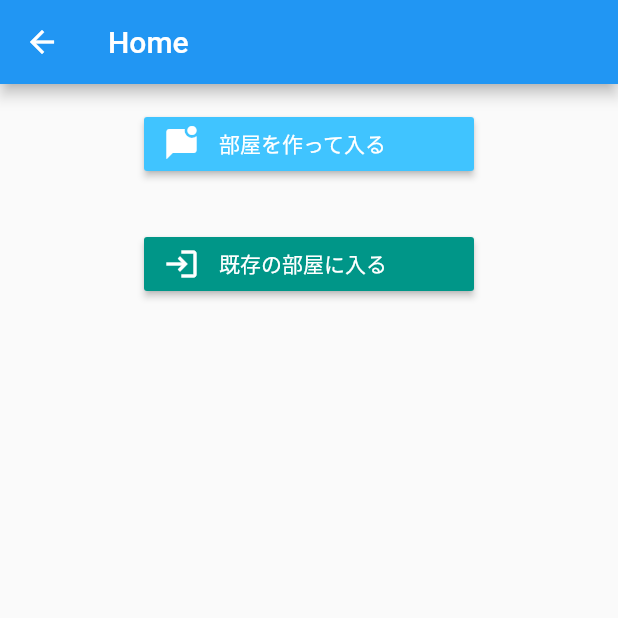
After one commit to seiyaaaMk2/flutter_chat, a Flutter app: the screen it shows after launch, after a tap on "ログインなしでホーム画面へ(検証用)", on a phone screen of 412 x 824 dp, the top half of it. The commit adds this screen. Run offline on Flutter 3.47's test engine with Material 2 defaults, Android fonts, the phone set to English and light mode, and no system bars; our stand-ins replace cloud_firestore, firebase_auth, firebase_core, flutter_signin_button; accounts and stored records are empty; network calls fail.

Commit message:
feat: Home画面を追加
■内容
・Home画面を追加
・ランダムな4桁のIDを生成してチャットルームを作るように修正
・既存の部屋に入る画面を追加
・検証用ボタンの追加(userがnullだとエラーになるので注意)

```diff
--- a/lib/main.dart
+++ b/lib/main.dart
@@ -5,6 +5,8 @@ import 'package:firebase_core/firebase_core.dart';
 import './screen/welcome_page.dart';
 import './screen/signin_page.dart';
 import './screen/register_page.dart';
+import './screen/home_page.dart';
+import './screen/enter_room_page.dart';
 import './screen/chat_page.dart';
 
 void main() async {
@@ -23,6 +25,8 @@ class MyApp extends StatelessWidget {
         WelcomePage.id: (context) => WelcomePage(),
         RegisterPage.id: (context) => RegisterPage(),
         SignInPage.id: (context) => SignInPage(),
+        HomePage.id: (context) => HomePage(),
+        EnterRoomPage.id: (context) => EnterRoomPage(),
         ChatPage.id: (context) => ChatPage(),
       },
     );
--- /dev/null
+++ b/lib/model/chat_room_manager.dart
@@ -0,0 +1,20 @@
+
+class ChatRoomManager
+{
+  ChatRoomManager._privateConstructor();
+
+  static final ChatRoomManager _instance = ChatRoomManager._privateConstructor();
+
+  factory ChatRoomManager() {
+    return _instance;
+  }
+
+  String _roomID = "0000";
+
+  String get roomID => _roomID;
+
+  set roomID(String s){
+    _roomID = s;
+  }
+
+}
--- /dev/null
+++ b/lib/screen/home_page.dart
@@ -0,0 +1,79 @@
+import 'package:flutter/material.dart';
+import 'package:flutter_chat/model/chat_room_manager.dart';
+import 'dart:math';
+import 'package:intl/intl.dart';
+
+import 'package:flutter_chat/screen/chat_page.dart';
+import 'package:cloud_firestore/cloud_firestore.dart';
+import 'package:firebase_auth/firebase_auth.dart';
+import 'package:flutter_chat/screen/enter_room_page.dart';
+import 'package:flutter_chat/screen/view/scaffold_snackbar.dart';
+import 'package:flutter_signin_button/button_builder.dart';
+
+final _db = FirebaseFirestore.instance;
+
+class HomePage extends StatefulWidget {
+  static const String id = 'home_page';
+  final String title = 'Home';
+
+  @override
+  _HomePageState createState() => _HomePageState();
+}
+
+class _HomePageState extends State<HomePage> {
+
+  @override
+  Widget build(BuildContext context) {
+    return Scaffold(
+      appBar: AppBar(
+        title: Text(widget.title),
+      ),
+      body: Column(
+        crossAxisAlignment: CrossAxisAlignment.start,
+        children: <Widget>[
+          Container(
+            child: SignInButtonBuilder(
+              icon: Icons.mark_chat_unread_rounded,
+              backgroundColor: Colors.lightBlueAccent,
+              text: '部屋を作って入る',
+              onPressed: () {
+                _createRoomWithNewRoomID();
+              },
+            ),
+            padding: const EdgeInsets.all(16),
+            alignment: Alignment.center,
+          ),
+          Container(
+            child: SignInButtonBuilder(
+              icon: Icons.login,
+              backgroundColor: Colors.teal,
+              text: '既存の部屋に入る',
+              onPressed: () => Navigator.pushNamed(context, EnterRoomPage.id),
+            ),
+            padding: const EdgeInsets.all(16),
+            alignment: Alignment.center,
+          ),
+        ],
+      ),
+    );
+  }
+
+  String createRandomIDString() {
+    var rand = new Random();
+    int num = (rand.nextDouble() * 10000).toInt();
+    return num.toString().padLeft(4, "0");
+  }
+
+  Future<void> _createRoomWithNewRoomID() async {
+    var randomRoomID = createRandomIDString();
+    DocumentSnapshot<Map<String, dynamic>>? snap = await _db.collection('rooms').doc(randomRoomID).get().then((DocumentSnapshot<Map<String, dynamic>> value) async {
+      if (value.exists) {
+        _createRoomWithNewRoomID();
+      } else {
+        ChatRoomManager().roomID = randomRoomID;
+        ScaffoldSnackbar.of(context).show('ID:${ChatRoomManager().roomID} のチャットルームを作成しました');
+        Navigator.pushNamed(context, ChatPage.id);
+      }
+    });
+  }
+}
--- a/lib/screen/signin_page.dart
+++ b/lib/screen/signin_page.dart
@@ -6,7 +6,7 @@
 import 'package:flutter/material.dart';
 import 'package:flutter_chat/screen/view/scaffold_snackbar.dart';
 import 'package:firebase_auth/firebase_auth.dart';
-import 'package:flutter_chat/screen/chat_page.dart';
+import 'package:flutter_chat/screen/home_page.dart';
 import 'package:flutter_signin_button/flutter_signin_button.dart';
 
 final FirebaseAuth _auth = FirebaseAuth.instance;
@@ -367,7 +367,7 @@ class _EmailPasswordFormState extends State<_EmailPasswordForm> {
           .user!;
       ScaffoldSnackbar.of(context).show('${user.email} でサインインしました');
       if (user != null) {
-        Navigator.pushNamed(context, ChatPage.id);
+        Navigator.pushNamed(context, HomePage.id);
       }
     } catch (e) {
       ScaffoldSnackbar.of(context)
--- a/lib/screen/welcome_page.dart
+++ b/lib/screen/welcome_page.dart
@@ -1,4 +1,5 @@
 import 'package:flutter/material.dart';
+import 'package:flutter_chat/screen/home_page.dart';
 import 'package:flutter_chat/screen/register_page.dart';
 import 'package:flutter_chat/screen/signin_page.dart';
 import 'package:flutter_signin_button/button_builder.dart';
@@ -35,10 +36,19 @@ class WelcomePage extends StatelessWidget {
             ),
             padding: const EdgeInsets.all(16),
             alignment: Alignment.center,
+          ),
+          Container(
+            child: ElevatedButton(
+              onPressed: (){
+                Navigator.pushNamed(context, HomePage.id);
+              },
+              child: Text(
+                  "ログインなしでホーム画面へ(検証用)"
+              ),
+            ),
           )
         ],
       ),
     );
   }
-
 }
```
Also changed, not shown: lib/screen/chat_page.dart (+5 -4 lines), lib/screen/enter_room_page.dart (added, +96 -0 lines).
